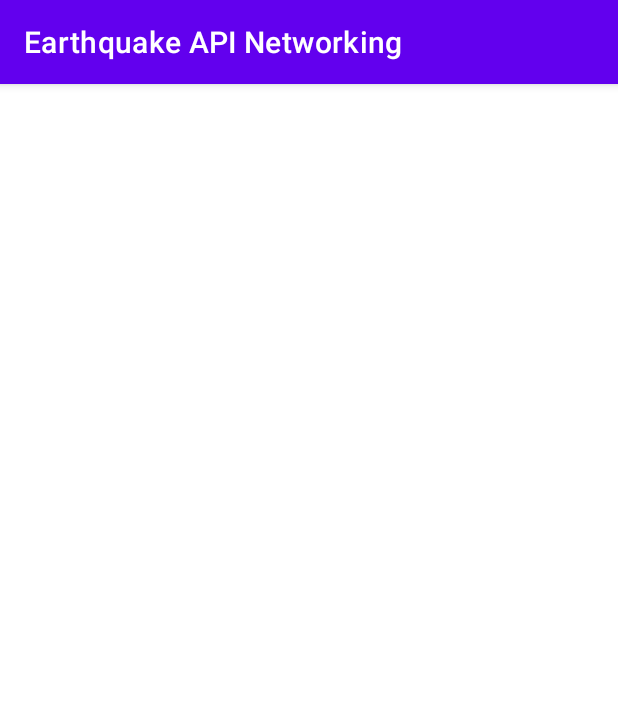
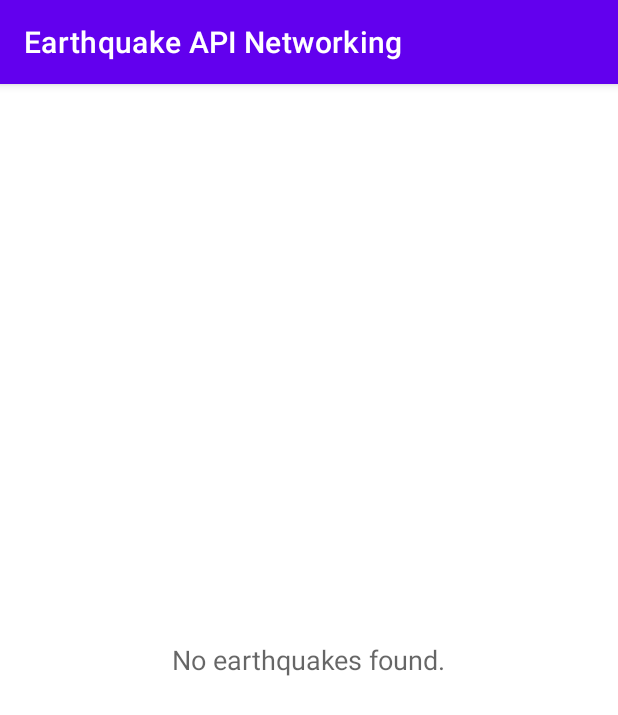
Before and after one commit to swapanpal/Earthquake-API-HTTP-Networking, an Android app: the screen it shows after launch (EarthquakeActivity), on a phone screen of 412 x 824 dp. Shown: the top 715 px of the screen. Run offline under Robolectric (Android 15) with nearby library versions, the phone set to English and light mode, and no system bars.

Commit message:
Add empty state to ListView

```diff
--- a/app/src/main/java/android/example/com/earthquakeapinetworking/EarthquakeActivity.java
+++ b/app/src/main/java/android/example/com/earthquakeapinetworking/EarthquakeActivity.java
@@ -12,6 +12,7 @@ import android.view.View;
 import android.widget.AdapterView;
 import android.widget.ArrayAdapter;
 import android.widget.ListView;
+import android.widget.TextView;
 
 import java.util.ArrayList;
 import java.util.List;
@@ -33,6 +34,9 @@ public class EarthquakeActivity extends AppCompatActivity
     /** Adapter for the list of earthquakes */
     private EarthquakeAdapter mAdapter;
 
+    /** TextView that is displayed when the list is empty */
+    private TextView mEmptyStateTextView;
+
     @Override
     protected void onCreate(Bundle savedInstanceState) {
         super.onCreate(savedInstanceState);
@@ -41,6 +45,9 @@ public class EarthquakeActivity extends AppCompatActivity
 
         // Find a reference to the {@link ListView} in the layout
         ListView earthquakeListView = (ListView) findViewById(R.id.list);
+
+        mEmptyStateTextView = findViewById(R.id.empty_view);
+        earthquakeListView.setEmptyView(mEmptyStateTextView);
 
         // Create a new adapter that takes an empty list of earthquakes as input
         mAdapter = new EarthquakeAdapter(this, new ArrayList<Earthquake>());
@@ -85,6 +92,10 @@ public class EarthquakeActivity extends AppCompatActivity
 
     @Override
     public void onLoadFinished(Loader<List<Earthquake>> loader, List<Earthquake> earthquakes) {
+
+        // Set empty state text to display "No earthquakes found."
+        mEmptyStateTextView.setText(R.string.no_earthquakes);
+
         // Clear the adapter of previous earthquake data
         mAdapter.clear();
 
--- a/app/src/main/res/layout/earthquake_activity.xml
+++ b/app/src/main/res/layout/earthquake_activity.xml
@@ -1,14 +1,27 @@
 <?xml version="1.0" encoding="utf-8"?>
-<ListView xmlns:android="http://schemas.android.com/apk/res/android"
+<RelativeLayout xmlns:android="http://schemas.android.com/apk/res/android"
     xmlns:app="http://schemas.android.com/apk/res-auto"
     xmlns:tools="http://schemas.android.com/tools"
-    android:id="@+id/list"
     android:orientation="vertical"
     android:layout_width="match_parent"
     android:layout_height="match_parent"
-    android:divider="@null"
-    android:dividerHeight="0dp"
     tools:context=".EarthquakeActivity">
 
+    <ListView
+        android:id="@+id/list"
+        android:orientation="vertical"
+        android:layout_width="match_parent"
+        android:layout_height="match_parent"
+        android:divider="@null"
+        android:dividerHeight="0dp"/>
 
-</ListView>
+    <!-- Empty view is only visible when the list has no items. -->
+    <TextView
+        android:id="@+id/empty_view"
+        android:layout_width="wrap_content"
+        android:layout_height="wrap_content"
+        android:layout_centerInParent="true"
+        android:textAppearance="?android:textAppearanceMedium"/>
+
+
+</RelativeLayout>
--- a/app/src/main/res/values/strings.xml
+++ b/app/src/main/res/values/strings.xml
@@ -4,4 +4,7 @@
     <!-- Default text to show with the earthquake location ("Near the Pacific-Antarctic Ridge")
         if no specific kilometer distance from the primary location is given [CHAR LIMIT=30] -->
     <string name="near_the">Near the</string>
+
+    <!-- Text to display in the list when there are no earthquakes [CHAR LIMIT=NONE] -->
+    <string name="no_earthquakes">No earthquakes found.</string>
 </resources>
```
